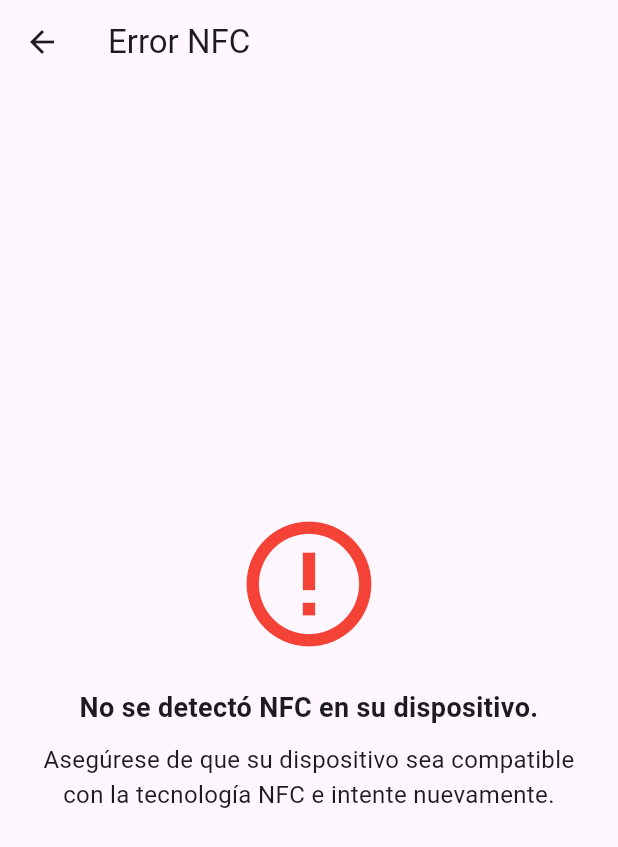
After one commit to Kevinsansuor/NFC_GSE, a Flutter app: the ErrorNfcPage screen opened directly, on a phone screen of 412 x 824 dp. The commit adds this screen. Shown: the top 847 px of the screen. Run offline on Flutter 3.47's test engine with Material 3 defaults, Android fonts, the phone set to English and light mode, and no system bars; our stand-ins replace google_fonts, logger; missing offline and left inert: nfc_manager.

Commit message:
Pagina provisional manejo de error nfc con Navigator.push

```diff
--- /dev/null
+++ b/nfc_flutter_proyect/lib/pages/error_nfc/error_nfc_page.dart
@@ -0,0 +1,41 @@
+import 'package:flutter/material.dart';
+
+class ErrorNfcPage extends StatelessWidget {
+  const ErrorNfcPage({super.key});
+
+  @override
+  Widget build(BuildContext context) {
+    return Scaffold(
+      appBar: AppBar(
+        title: const Text('Error NFC'),
+      ),
+      body: const Center(
+        child: Padding(
+          padding: EdgeInsets.all(16.0),
+          child: Column(
+            mainAxisAlignment: MainAxisAlignment.center,
+            children: [
+              Icon(
+                Icons.error_outline,
+                color: Colors.red,
+                size: 100,
+              ),
+              SizedBox(height: 20),
+              Text(
+                'No se detectó NFC en su dispositivo.',
+                style: TextStyle(fontSize: 18, fontWeight: FontWeight.bold),
+                textAlign: TextAlign.center,
+              ),
+              SizedBox(height: 10),
+              Text(
+                'Asegúrese de que su dispositivo sea compatible con la tecnología NFC e intente nuevamente.',
+                style: TextStyle(fontSize: 16),
+                textAlign: TextAlign.center,
+              ),
+            ],
+          ),
+        ),
+      ),
+    );
+  }
+}
--- a/nfc_flutter_proyect/lib/pages/verify_nfc/verify_nfc_page.dart
+++ b/nfc_flutter_proyect/lib/pages/verify_nfc/verify_nfc_page.dart
@@ -1,6 +1,7 @@
 import 'package:flutter/material.dart';
 import 'package:nfc_flutter_proyect/adapters/nfc/nfc_tag_adapter.dart';
 import 'package:nfc_flutter_proyect/main.dart';
+import 'package:nfc_flutter_proyect/pages/error_nfc/error_nfc_page.dart';
 import 'package:nfc_flutter_proyect/widgets/alerts/nfc_verify_alert.dart';
 import 'package:nfc_flutter_proyect/widgets/body_text/body_text.dart';
 import 'package:nfc_flutter_proyect/widgets/h1_text/tittle_text.dart';
@@ -22,7 +23,7 @@ class _VerifyNfcPageState extends State<VerifyNfcPage> {
   final isAvailable = await NfcManager.instance.isAvailable();
   if (!isAvailable) {
     if (mounted) {
-      _showNfcDialog(context, 'Tu dispositivo no soporta la tecnología NFC.');
+          Navigator.push(context, MaterialPageRoute(builder: (context) => const ErrorNfcPage()));
     }
     return;
   }
```
